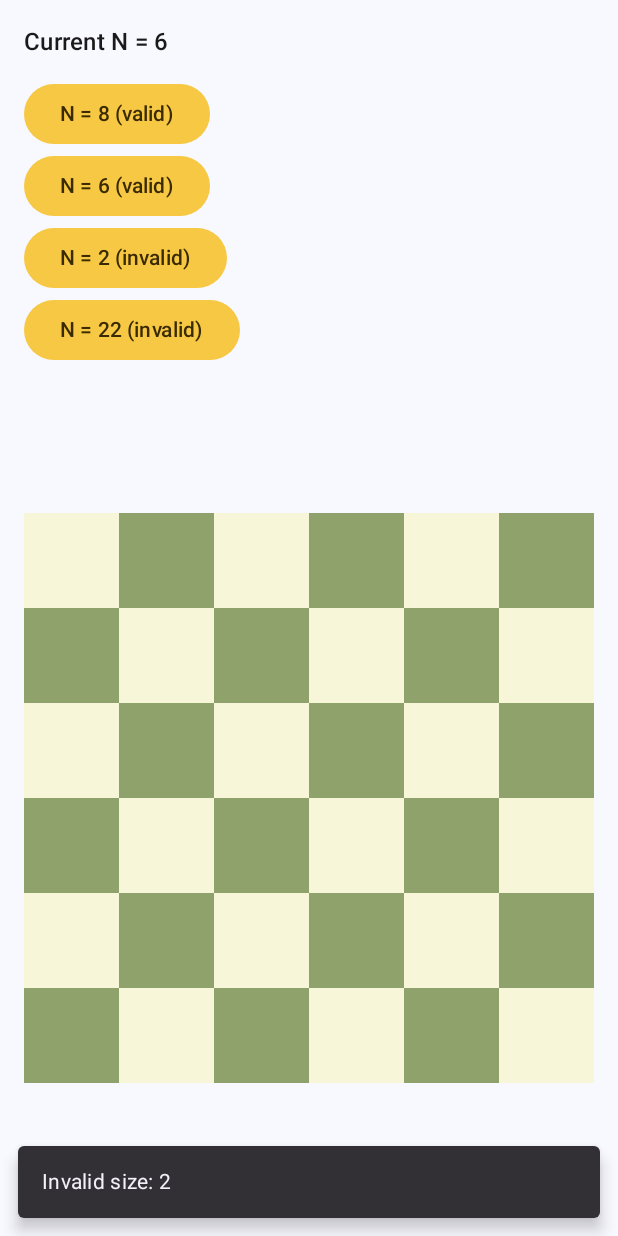
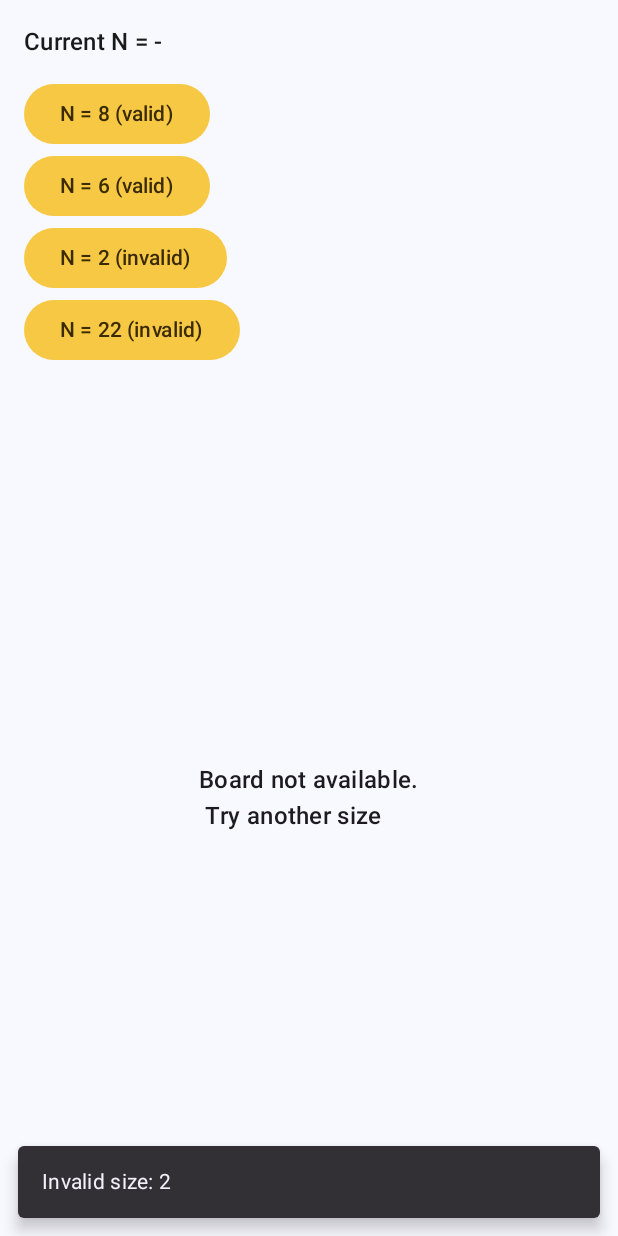
Before and after one commit to carlosjimz87/NQueens, an Android app built with Jetpack Compose: the screen it shows after launch (MainActivity), after a tap on "N = 2 (invalid)", on a phone screen of 412 x 824 dp. Run offline under Robolectric (Android 15) with nearby library versions, the phone set to English and light mode, and no system bars; 2 other taps on this screen came first.

Commit message:
:sparkles: Board drawing complete

```diff
--- a/app/src/main/java/com/carlosjimz87/nqueens/presentation/board/viewmodel/BoardViewModel.kt
+++ b/app/src/main/java/com/carlosjimz87/nqueens/presentation/board/viewmodel/BoardViewModel.kt
@@ -12,29 +12,36 @@ import kotlinx.coroutines.flow.SharedFlow
 import kotlinx.coroutines.flow.StateFlow
 import kotlinx.coroutines.launch
 
-class BoardViewModel : ViewModel() {
+class BoardViewModel(
+    private val initialSize: Int = Constants.DEFAULT_COLUMNS_ROWS
+) : ViewModel() {
 
-    private val _currentSize = MutableStateFlow(Constants.DEFAULT_COLUMNS_ROWS)
-    val currentSize: StateFlow<Int> = _currentSize
-
-    private val _lastValidSize = MutableStateFlow(_currentSize.value)
-    val lastValidSize: StateFlow<Int> = _lastValidSize
+    private val _boardSize = MutableStateFlow<Int?>(null)
+    val boardSize: StateFlow<Int?> = _boardSize
 
     private val _errors = MutableSharedFlow<UiState.BoardInvalid>()
     val errors: SharedFlow<UiState.BoardInvalid> = _errors
 
+    init {
+        applySize(initialSize)
+    }
+
     fun onSizeChanged(newSize: Int) {
-        _currentSize.value = newSize
+        applySize(newSize)
+    }
 
-        when (val validation = validateNQueensBoardSize(newSize)) {
+    private fun applySize(size: Int) {
+        when (val validation = validateNQueensBoardSize(size)) {
             BoardError.NoError -> {
-                _lastValidSize.value = newSize
+                _boardSize.value = size
             }
+
             else -> {
+                _boardSize.value = null
                 viewModelScope.launch {
                     _errors.emit(
                         UiState.BoardInvalid(
-                            message = "Invalid size: $newSize",
+                            message = "Invalid size: $size",
                             error = validation
                         )
                     )
--- /dev/null
+++ b/app/src/main/java/com/carlosjimz87/nqueens/ui/composables/board/InvalidBoard.kt
@@ -0,0 +1,33 @@
+package com.carlosjimz87.nqueens.ui.composables.board
+
+import androidx.compose.foundation.layout.Box
+import androidx.compose.foundation.layout.fillMaxWidth
+import androidx.compose.foundation.layout.padding
+import androidx.compose.material3.ColorScheme
+import androidx.compose.material3.Text
+import androidx.compose.material3.Typography
+import androidx.compose.runtime.Composable
+import androidx.compose.ui.Alignment
+import androidx.compose.ui.Modifier
+import androidx.compose.ui.unit.dp
+
+
+@Composable
+fun InvalidBoard(
+    modifier: Modifier,
+    typography: Typography,
+    cs: ColorScheme
+) {
+    Box(
+        modifier = modifier
+            .fillMaxWidth()
+            .padding(16.dp),
+        contentAlignment = Alignment.Center
+    ) {
+        Text(
+            text = "Board not available.\n Try another size",
+            style = typography.titleMedium,
+            color = cs.onSurface,
+        )
+    }
+}
--- a/app/src/main/java/com/carlosjimz87/nqueens/ui/screens/board/BoardScreen.kt
+++ b/app/src/main/java/com/carlosjimz87/nqueens/ui/screens/board/BoardScreen.kt
@@ -21,10 +21,9 @@ import androidx.compose.ui.Alignment
 import androidx.compose.ui.Modifier
 import androidx.compose.ui.unit.dp
 import androidx.lifecycle.viewmodel.compose.viewModel
-import com.carlosjimz87.nqueens.common.validateNQueensBoardSize
-import com.carlosjimz87.nqueens.domain.error.BoardError
 import com.carlosjimz87.nqueens.presentation.board.viewmodel.BoardViewModel
 import com.carlosjimz87.nqueens.ui.composables.board.Board
+import com.carlosjimz87.nqueens.ui.composables.board.InvalidBoard
 
 @Composable
 fun BoardScreen(
@@ -33,11 +32,10 @@ fun BoardScreen(
 ) {
     val cs = MaterialTheme.colorScheme
     val typography = MaterialTheme.typography
-    val lastValidSize by viewModel.lastValidSize.collectAsState()
+    val boardSize by viewModel.boardSize.collectAsState()
 
     val snackbarHostState = remember { SnackbarHostState() }
 
-    // Collect error events from the VM and show a snackbar
     LaunchedEffect(Unit) {
         viewModel.errors.collect { uiError ->
             snackbarHostState.showSnackbar(uiError.message)
@@ -55,13 +53,11 @@ fun BoardScreen(
                 .padding(16.dp),
             verticalArrangement = Arrangement.spacedBy(12.dp),
         ) {
-            // Header: current size
             Text(
-                text = "Current N = $lastValidSize",
-                style = MaterialTheme.typography.titleMedium
+                text = "Current N = ${boardSize ?: "-"}",
+                style = typography.titleMedium
             )
 
-            // Simple controls to test valid/invalid sizes
             Column(
                 horizontalAlignment = Alignment.Start,
                 verticalArrangement = Arrangement.Center
@@ -80,34 +76,23 @@ fun BoardScreen(
                 }
             }
 
-            // Board / snapshot area
             Box(
                 modifier = Modifier
                     .fillMaxWidth()
                     .weight(1f),
                 contentAlignment = Alignment.Center
             ) {
-                val sizeToRender = lastValidSize
-
-                if (validateNQueensBoardSize(sizeToRender) == BoardError.NoError) {
+                boardSize?.let {
                     Board(
-                        size = sizeToRender,
+                        size = it,
                         modifier = Modifier.fillMaxSize()
                     )
-                } else {
-                    Box(
-                        modifier = modifier
-                            .fillMaxWidth()
-                            .padding(16.dp),
-                        contentAlignment = Alignment.Center
-                    ) {
-                        Text(
-                            text = "Board not available.\n Try another size",
-                            style = typography.titleMedium,
-                            color = cs.onSurface,
-                        )
-                    }
-                }
+                } ?: InvalidBoard(
+                    modifier = Modifier.fillMaxWidth(),
+                    typography = typography,
+                    cs = cs
+                )
+
             }
         }
     }
```
